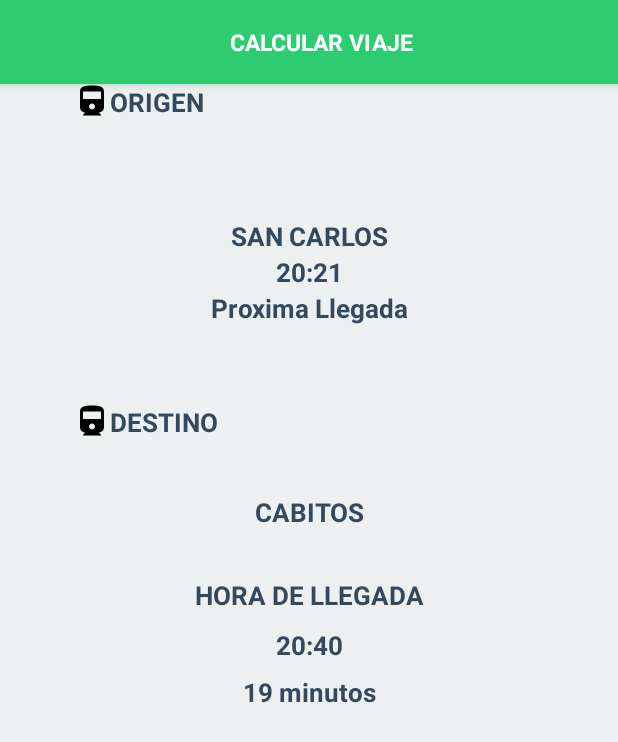
After one commit to Visionary2017/Linea_1, an Android app: the activity_resultado_calcular_viaje screen opened directly, with no data from a screen before it, on a phone screen of 412 x 824 dp. The commit adds this screen. Shown: the top 742 px of the screen. Run offline under Robolectric (Android 15) with nearby library versions, the phone set to English and light mode, and no system bars.

Commit message:
AVANCE PAOLA
SE AGREGO LO QUE ME CORRESPONDE DE CALCULAR VIAJE.
MAS NA

```diff
--- /dev/null
+++ b/AppLinea1/app/src/main/java/pe/edu/sise/applinea1/activity_resultado_calcular_viaje.java
@@ -0,0 +1,13 @@
+package pe.edu.sise.applinea1;
+
+import android.support.v7.app.AppCompatActivity;
+import android.os.Bundle;
+
+public class activity_resultado_calcular_viaje extends AppCompatActivity {
+
+    @Override
+    protected void onCreate(Bundle savedInstanceState) {
+        super.onCreate(savedInstanceState);
+        setContentView(R.layout.activity_resultado_calcular_viaje);
+    }
+}
--- /dev/null
+++ b/AppLinea1/app/src/main/res/drawable/ic_trenes.xml
@@ -0,0 +1,9 @@
+<vector xmlns:android="http://schemas.android.com/apk/res/android"
+        android:width="24dp"
+        android:height="24dp"
+        android:viewportWidth="24.0"
+        android:viewportHeight="24.0">
+    <path
+        android:fillColor="#FF000000"
+        android:pathData="M4,15.5C4,17.43 5.57,19 7.5,19L6,20.5v0.5h12v-0.5L16.5,19c1.93,0 3.5,-1.57 3.5,-3.5L20,5c0,-3.5 -3.58,-4 -8,-4s-8,0.5 -8,4v10.5zM12,17c-1.1,0 -2,-0.9 -2,-2s0.9,-2 2,-2 2,0.9 2,2 -0.9,2 -2,2zM18,10L6,10L6,5h12v5z"/>
+</vector>
--- /dev/null
+++ b/AppLinea1/app/src/main/res/layout/activity_resultado_calcular_viaje.xml
@@ -0,0 +1,213 @@
+<?xml version="1.0" encoding="utf-8"?>
+<android.support.v4.widget.DrawerLayout xmlns:android="http://schemas.android.com/apk/res/android"
+    xmlns:app="http://schemas.android.com/apk/res-auto"
+    xmlns:tools="http://schemas.android.com/tools"
+    android:id="@+id/resultado_calcular_viaje"
+    android:layout_width="match_parent"
+    android:layout_height="match_parent"
+    tools:context="pe.edu.sise.applinea1.activity_resultado_calcular_viaje"
+    android:background="@android:color/transparent"
+    >
+
+
+    <LinearLayout
+        android:layout_width="match_parent"
+        android:layout_height="match_parent"
+        android:orientation="vertical"
+        >
+
+        <android.support.design.widget.AppBarLayout
+            android:id="@+id/scheduleAppBarMain"
+            android:layout_width="match_parent"
+            android:layout_height="match_parent"
+
+            >
+
+            <android.support.v7.widget.Toolbar
+                android:id="@+id/toolbar_top"
+                android:layout_width="match_parent"
+                android:layout_height="wrap_content"
+                android:background="@drawable/btn_rectangulo"
+                android:elevation="4dp"
+                android:minHeight="?attr/actionBarSize"
+                app:theme="@style/ThemeOverlay.AppCompat.Dark.ActionBar">
+
+                <LinearLayout
+                    android:layout_width="match_parent"
+                    android:layout_height="match_parent"
+                    android:orientation="horizontal"
+                    android:textAlignment="center">
+
+                    <TextView
+                        android:id="@+id/toolbar_title"
+                        android:layout_width="match_parent"
+                        android:layout_height="wrap_content"
+                        android:layout_gravity="center"
+                        android:gravity="center"
+                        android:text="CALCULAR VIAJE"
+                        android:textAlignment="center"
+                        android:textColor="@color/White"
+                        android:textSize="15sp"
+                        android:textStyle="bold" />
+
+                </LinearLayout>
+
+            </android.support.v7.widget.Toolbar>
+
+
+
+            <LinearLayout
+                android:layout_width="match_parent"
+                android:layout_height="89dp"
+                android:orientation="vertical"
+                android:weightSum="1">
+
+                <TextView
+                    android:layout_width="313dp"
+                    android:layout_height="wrap_content"
+                    android:layout_gravity="center"
+                    android:gravity="left"
+                    android:text="ORIGEN"
+                    android:textColor="@color/Black"
+                    android:drawableLeft="@drawable/ic_trenes"
+                    android:textSize="17sp"
+
+                    android:textStyle="bold" />
+
+            </LinearLayout>
+            <LinearLayout
+                android:layout_width="match_parent"
+                android:layout_height="124dp"
+                android:orientation="vertical"
+                android:weightSum="1">
+
+                <TextView
+                    android:layout_width="313dp"
+                    android:layout_height="wrap_content"
+                    android:layout_gravity="center"
+                    android:gravity="center"
+                    android:text="SAN CARLOS"
+                    android:id="@+id/estacion_origen"
+                    android:textColor="@color/Black"
+                    android:textSize="17sp"
+                    android:textStyle="bold" />
+                <TextView
+                    android:layout_width="313dp"
+                    android:layout_height="wrap_content"
+                    android:layout_gravity="center"
+                    android:gravity="center"
+                    android:text="20:21"
+                    android:id="@+id/hora_origen"
+                    android:textColor="@color/Black"
+                    android:textSize="17sp"
+                    android:textStyle="bold" />
+                <TextView
+                    android:layout_width="313dp"
+                    android:layout_height="wrap_content"
+                    android:layout_gravity="center"
+                    android:gravity="center"
+                    android:text="Proxima Llegada"
+                    android:textColor="@color/Black"
+                    android:textSize="17sp"
+                    android:textStyle="bold" />
+            </LinearLayout>
+
+            <LinearLayout
+                android:layout_width="match_parent"
+                android:layout_height="60dp"
+                android:orientation="vertical"
+                android:weightSum="1">
+
+                <TextView
+                    android:layout_width="313dp"
+                    android:layout_height="wrap_content"
+                    android:layout_gravity="center"
+                    android:gravity="left"
+                    android:text="DESTINO"
+                    android:textColor="@color/Black"
+                    android:drawableLeft="@drawable/ic_trenes"
+                    android:textSize="17sp"
+
+                    android:textStyle="bold" />
+
+            </LinearLayout>
+            <LinearLayout
+                android:layout_width="match_parent"
+                android:layout_height="49dp"
+                android:orientation="vertical"
+                android:weightSum="1">
+                <TextView
+                    android:layout_width="313dp"
+                    android:layout_height="wrap_content"
+                    android:layout_gravity="center"
+                    android:gravity="center"
+                    android:text="CABITOS"
+                    android:id="@+id/estacion_destino"
+                    android:textColor="@color/Black"
+                    android:textSize="17sp"
+                    android:textStyle="bold" />
+                </LinearLayout>
+            <LinearLayout
+                android:layout_width="313dp"
+                android:layout_height="118dp"
+                android:orientation="vertical"
+                android:layout_gravity="center"
+
+                android:weightSum="1">
+
+                <LinearLayout
+                    android:layout_width="313dp"
+                    android:layout_height="100dp"
+                    android:layout_gravity="center"
+                    android:backgroundTint="@android:color/holo_green_dark"
+                    android:orientation="vertical"
+                    android:weightSum="1">
+
+                    <TextView
+                        android:layout_width="313dp"
+                        android:layout_height="wrap_content"
+                        android:layout_gravity="center"
+                        android:layout_weight="0.43"
+                        android:gravity="center"
+                        android:text="HORA DE LLEGADA"
+                        android:textColor="@color/Black"
+                        android:textSize="17sp"
+                        android:textStyle="bold" />
+
+                    <TextView
+                        android:id="@+id/hora_llegada"
+                        android:layout_width="313dp"
+                        android:layout_height="wrap_content"
+                        android:layout_gravity="center"
+                        android:layout_weight="0.27"
+                        android:gravity="center"
+                        android:text="20:40"
+                        android:textColor="@color/Black"
+                        android:textSize="17sp"
+                        android:textStyle="bold" />
+
+                    <TextView
+                        android:id="@+id/minutos"
+                        android:layout_width="313dp"
+                        android:layout_height="wrap_content"
+                        android:layout_gravity="center"
+                        android:layout_weight="0.27"
+                        android:gravity="center"
+                        android:text="19 minutos"
+                        android:textColor="@color/Black"
+                        android:textSize="17sp"
+                        android:textStyle="bold" />
+                </LinearLayout>
+
+            </LinearLayout>
+
+
+
+        </android.support.design.widget.AppBarLayout>
+
+
+    </LinearLayout>
+
+
+
+</android.support.v4.widget.DrawerLayout>
```
Also changed, not shown: AppLinea1/app/src/main/AndroidManifest.xml (+29 -13 lines), AppLinea1/app/src/main/java/pe/edu/sise/applinea1/MenuPrincipalActivity.java (+8 -1 lines), AppLinea1/app/src/main/java/pe/edu/sise/applinea1/activity_calcular_viaje.java (added, +102 -0 lines), AppLinea1/app/src/main/res/layout/activity_calcular_viaje.xml (added, +180 -0 lines), AppLinea1/app/src/main/res/layout/activity_menu_principal.xml (+13 -18 lines), AppLinea1/app/src/main/ic_tren-web.png (added), AppLinea1/app/src/main/res/mipmap-hdpi/ic_tren.png (added), AppLinea1/app/src/main/res/mipmap-mdpi/ic_tren.png (added), AppLinea1/app/src/main/res/mipmap-xhdpi/ic_tren.png (added), AppLinea1/app/src/main/res/mipmap-xxhdpi/ic_tren.png (added), AppLinea1/app/src/main/res/mipmap-xxxhdpi/ic_tren.png (added), 1 other file.
